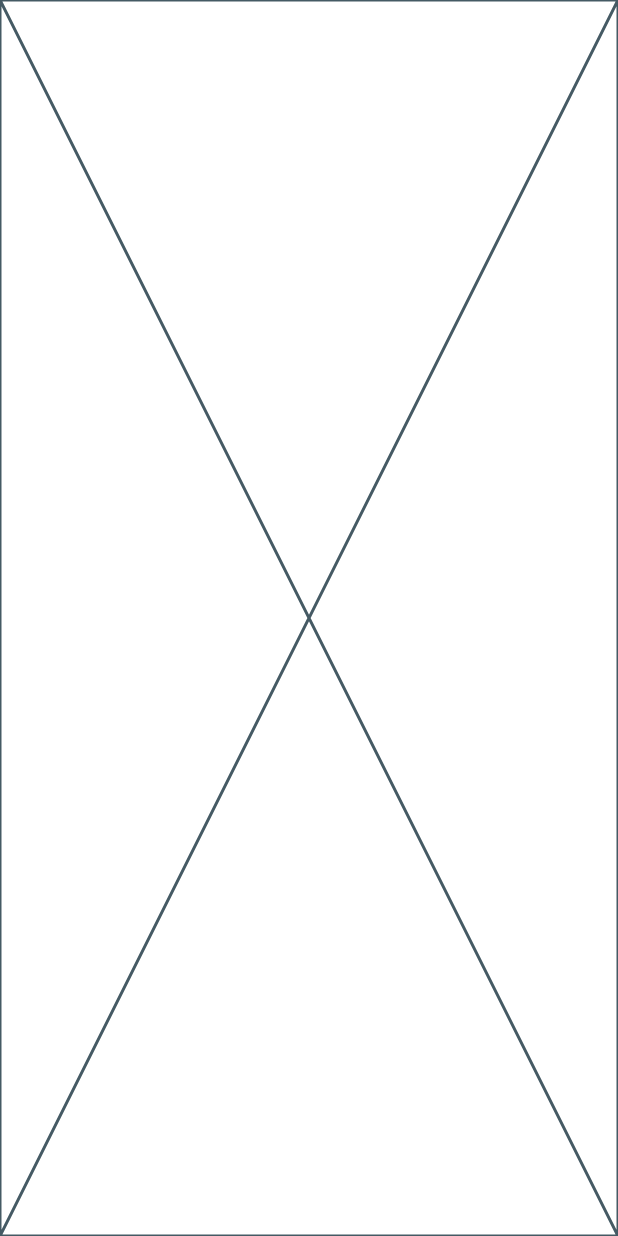
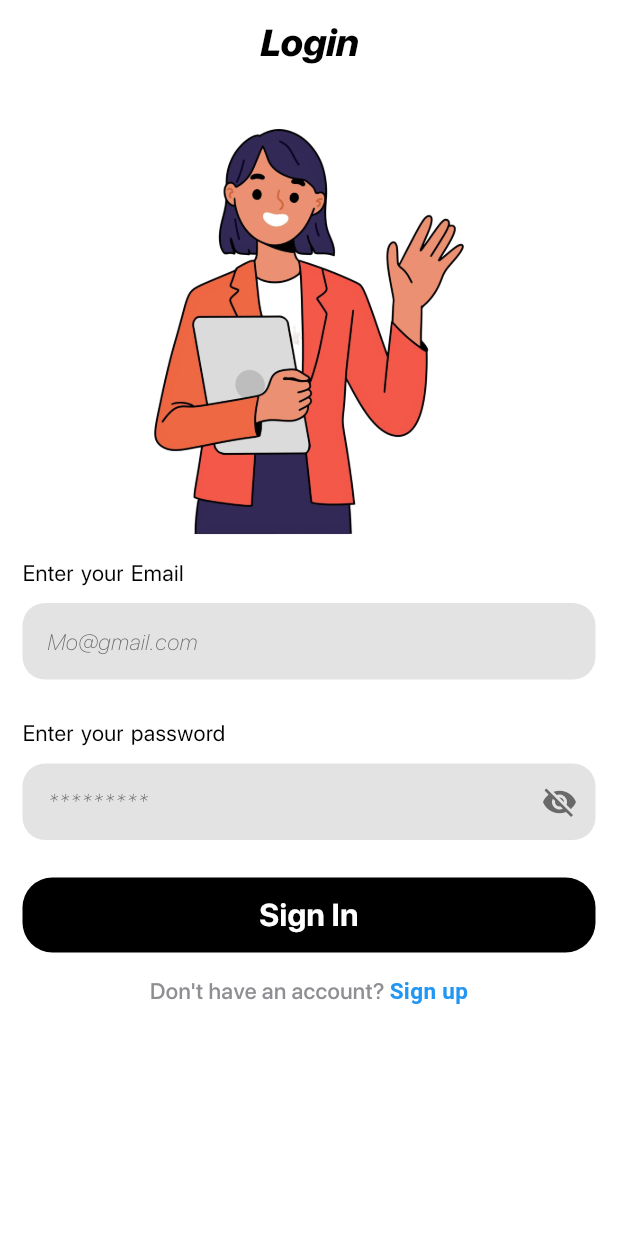
Before and after one commit to Mohamedtamer1265/Internship-Tracker, a Flutter app: the screen it shows after launch, on a phone screen of 412 x 824 dp. Run offline on Flutter 3.47's test engine with Material 3 defaults, Android fonts, the phone set to English and light mode, and no system bars; our stand-ins replace awesome_dialog, flutter_secure_storage; project files that could hold a hidden picture were left out.

Commit message:
add login_page

```diff
--- a/lib/features/login_page.dart
+++ b/lib/features/login_page.dart
@@ -1,4 +1,14 @@
+import 'dart:convert';
+
+import 'package:flutter/gestures.dart';
 import 'package:flutter/material.dart';
+import 'package:http/http.dart' as http;
+import 'package:internship_tracker/core/app_theme.dart';
+import 'package:internship_tracker/core/widgets/item_weidgt.dart';
+import 'package:internship_tracker/core/widgets/form.dart';
+import 'package:internship_tracker/features/home_page.dart';
+import 'package:internship_tracker/features/signup_page.dart';
+import 'package:internship_tracker/main.dart';
 
 class SignIn extends StatefulWidget {
   const SignIn({super.key});
@@ -7,9 +17,161 @@ class SignIn extends StatefulWidget {
   State<SignIn> createState() => _SignInState();
 }
 
+Future<Map<String, dynamic>> sign(Map<String, dynamic> data) async {
+  try {
+    final response = await http.post(
+      Uri.parse("http://10.0.2.2:3000/auth/login"),
+      headers: {"Content-Type": "application/json"},
+      body: jsonEncode(data),
+    );
+
+    if (response.statusCode == 200) {
+      final decoded = jsonDecode(response.body);
+      return decoded;
+    } else {
+      return {
+        "success": false,
+        "message": "Server error: ${response.statusCode}",
+      };
+    }
+  } catch (e) {
+    return {"success": false, "message": "Exception: $e"};
+  }
+}
+
 class _SignInState extends State<SignIn> {
   @override
   Widget build(BuildContext context) {
-    return const Placeholder();
+    final password = TextEditingController();
+    final email = TextEditingController();
+    return Scaffold(
+      appBar: AppBar(
+        title: Center(
+          child: Text("Login", style: styleText(25, FontWeight.w800)),
+        ),
+      ),
+      /*
+      2 options
+      1- center the singleChildScrollView
+      2- without scrolling using mainAxis and crossAxis
+       */
+      body: SingleChildScrollView(
+        padding: const EdgeInsets.all(15),
+        child: Column(
+          crossAxisAlignment: CrossAxisAlignment.center,
+          mainAxisAlignment: MainAxisAlignment.center,
+          children: [
+            Image.asset("assets/photos/login_vector.png", height: 300),
+            Field(
+              fieldName: "Enter your Email",
+              hintText: "Mo@gmail.com",
+              controller: email,
+            ),
+            const SizedBox(height: 25),
+            Field(
+              fieldName: "Enter your password",
+              hintText: "*********",
+              controller: password,
+              password: true,
+            ),
+            const SizedBox(height: 25),
+            GestureDetector(
+              child: Container(
+                width: double.infinity,
+                padding: const EdgeInsets.symmetric(vertical: 10),
+                decoration: const BoxDecoration(
+                  color: Colors.black,
+                  borderRadius: BorderRadius.all(Radius.circular(20)),
+                ),
+                child: const Text(
+                  "Sign In",
+                  style: TextStyle(
+                    color: Colors.white,
+                    fontFamily: 'SFProDisplay',
+                    fontSize: 21,
+                    fontWeight: FontWeight.bold,
+                  ),
+                  textAlign: TextAlign.center,
+                ),
+              ),
+              onTap: () async {
+                if (email.text.trim().isNotEmpty &&
+                    password.text.trim().isNotEmpty) {
+
+                  if (email.text.trim().endsWith("@gmail.com")) {
+                    final data = {
+                      "email": email.text.trim(),
+                      "password": password.text.trim(),
+                    };
+                    final result = await sign(data);
+                    if (result["success"] == true) {
+                      await storage.write(key: 'token', value: result["token"]);
+                      if (context.mounted) {
+                        Navigator.pushReplacement(
+                          context,
+                          MaterialPageRoute(
+                            builder: (context) =>
+                                HomePage(token: result["token"]),
+                          ),
+                        );
+                      }
+                    } else {
+                      if (context.mounted) {
+                        showNicePopup(
+                          context,
+                          "Error",
+                          result["message"] ?? "Unknown error",
+                          Icons.error,
+                        );
+                      }
+                    }
+                  } else {
+                    showNicePopup(
+                      context,
+                      "Warning",
+                      "Email should end with @gmail.com",
+                      Icons.email,
+                    );
+                  }
+                } else {
+                  showNicePopup(
+                    context,
+                    "Warning",
+                    "Fill all the fields",
+                    Icons.warning_amber_sharp,
+                  );
+                }
+              },
+            ),
+            SizedBox(height: 15),
+            Text.rich(
+              TextSpan(
+                text: "Don't have an account? ",
+                style: styleText(
+                  15,
+                  FontWeight.w500,
+                ).copyWith(color: AppTheme.grayDark),
+                children: [
+                  TextSpan(
+                    text: "Sign up",
+                    style: TextStyle(
+                      fontWeight: FontWeight.bold,
+                      color: Colors.blue,
+                    ),
+                    recognizer: TapGestureRecognizer()
+                      ..onTap = () {
+                        Navigator.pushReplacement(
+                          context,
+                          MaterialPageRoute(builder: (context) => SignUp()),
+                        );
+                      },
+                  ),
+                ],
+              ),
+            ),
+          ],
+        ),
+      ),
+    );
   }
 }
```
